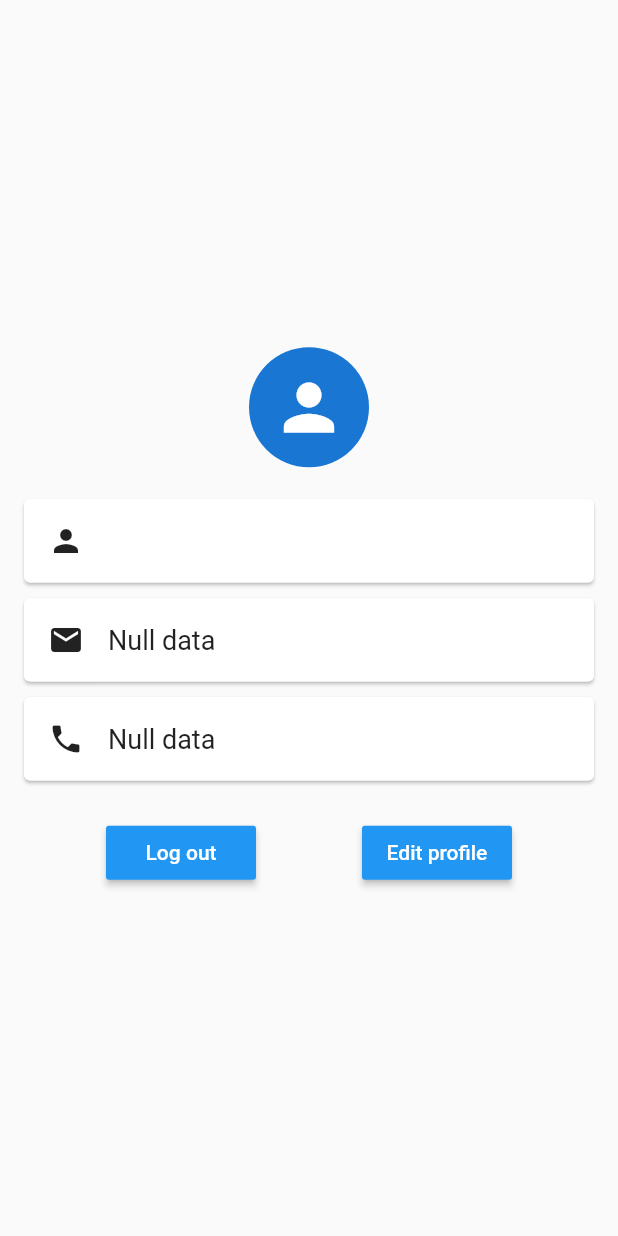
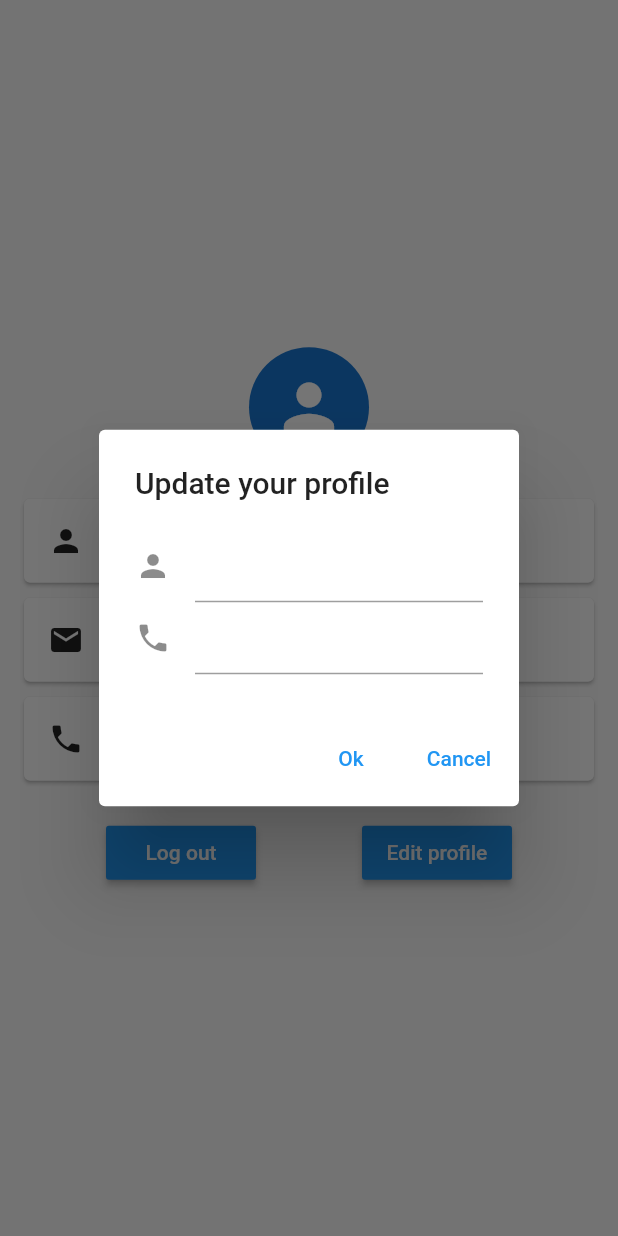
Before and after one commit to jakariya0dev/hdsl-funriture-009, a Flutter app: the ProfilePage screen opened directly, after a tap on "Edit profile", on a phone screen of 412 x 824 dp. Run offline on Flutter 3.47's test engine with Material 2 defaults, Android fonts, the phone set to English and light mode, and no system bars; our stand-ins replace cloud_firestore, firebase_auth, firebase_core; accounts and stored records are empty.

Commit message:
profile update code adde

```diff
--- a/lib/screens/profile_page.dart
+++ b/lib/screens/profile_page.dart
@@ -18,6 +18,10 @@ class _ProfilePageState extends State<ProfilePage> {
     super.initState();
     getUserData();
   }
+
+  TextEditingController nameController = TextEditingController(text: user_name);
+  TextEditingController phoneController =
+      TextEditingController(text: phone_number);
 
   @override
   Widget build(BuildContext context) {
@@ -110,7 +114,9 @@ class _ProfilePageState extends State<ProfilePage> {
               MaterialButton(
                   minWidth: 100,
                   color: Colors.blue,
-                  onPressed: () {},
+                  onPressed: () {
+                    editProfile();
+                  },
                   child: const Text(
                     'Edit profile',
                     style: TextStyle(color: Colors.white),
@@ -135,4 +141,48 @@ class _ProfilePageState extends State<ProfilePage> {
     print(userData['phone']);
     print(userData['name']);
   }
+
+  editProfile() {
+    showDialog(
+      context: context,
+      builder: (context) {
+        return AlertDialog(
+          title: Text('Update your profile'),
+          content: Column(
+            mainAxisSize: MainAxisSize.min,
+            children: [
+              TextField(
+                controller: nameController,
+                decoration: InputDecoration(icon: Icon(Icons.person)),
+              ),
+              TextField(
+                  controller: phoneController,
+                  decoration: InputDecoration(icon: Icon(Icons.phone))),
+            ],
+          ),
+          actions: [
+            TextButton(
+              child: Text('Ok'),
+              onPressed: () {},
+            ),
+            TextButton(
+              child: Text('Cancel'),
+              onPressed: () {
+                Navigator.pop(context);
+              },
+            )
+          ],
+        );
+      },
+    );
+  }
+
+  updateProfile() {
+    FirebaseFirestore firestore = FirebaseFirestore.instance;
+
+    firestore
+        .collection('users')
+        .doc(email_id)
+        .update({'name': nameController.text, 'phone': phoneController.text});
+  }
 }
```
